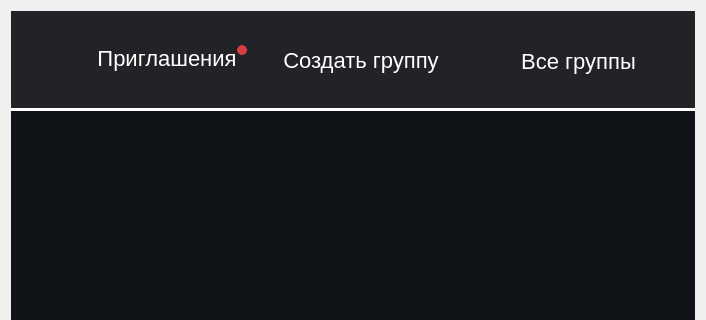
DmitryGorny/Zcord, file Zcord/GUI/Group/GroupsListRequests.ui: the form before one commit; both pictures show x 0 to 706 and y 0 to 320 of the 706 by 721 pixel window.
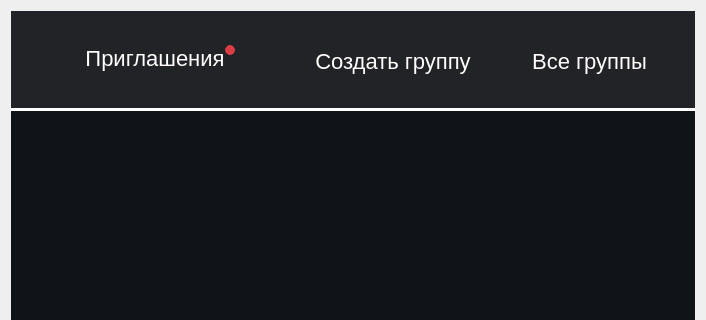
The form after the commit.

What changed in the file:
```diff
--- a/Zcord/GUI/Group/GroupsListRequests.ui
+++ b/Zcord/GUI/Group/GroupsListRequests.ui
@@ -66,7 +66,7 @@
 }
 </string>
         </property>
-        <layout class="QHBoxLayout" name="horizontalLayout" stretch="1,1">
+        <layout class="QHBoxLayout" name="horizontalLayout" stretch="1,0,1">
          <property name="leftMargin">
           <number>0</number>
          </property>
@@ -204,6 +204,9 @@
               </widget>
              </widget>
             </item>
+           </layout>
+          </widget>
+         </item>
             <item>
              <widget class="QPushButton" name="create_group">
               <property name="sizePolicy">
@@ -218,9 +221,6 @@
               <property name="text">
                <string>Создать группу</string>
               </property>
-             </widget>
-            </item>
-           </layout>
           </widget>
          </item>
          <item>
```
Lines whose indentation alone changed are shown as unchanged.
